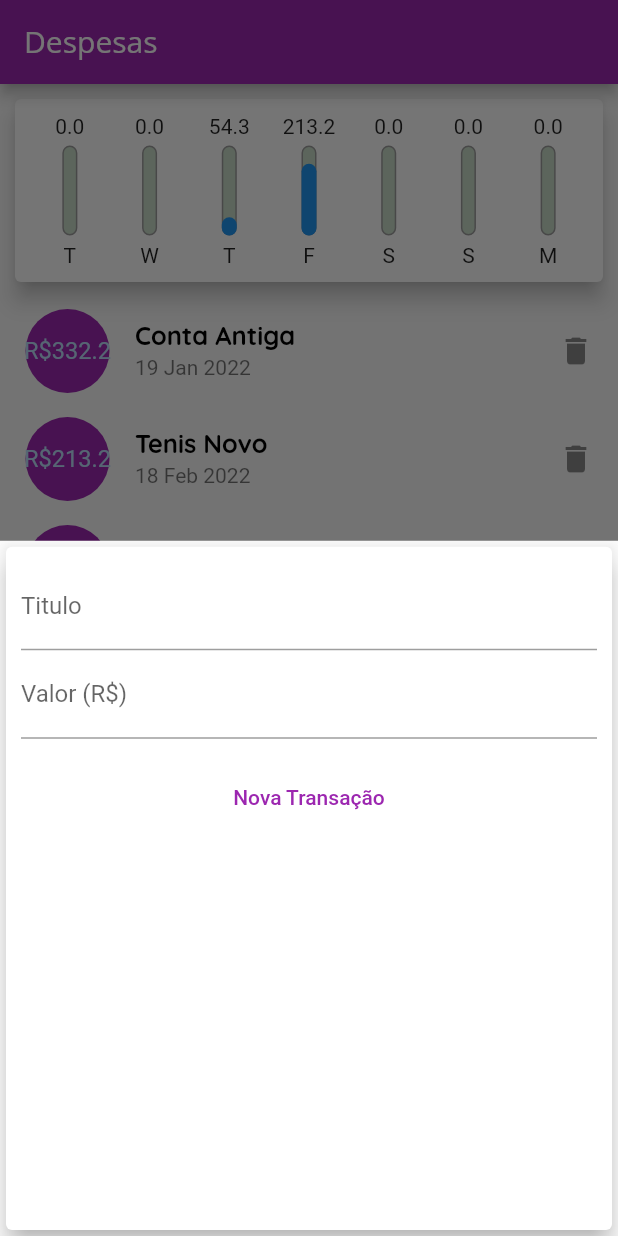
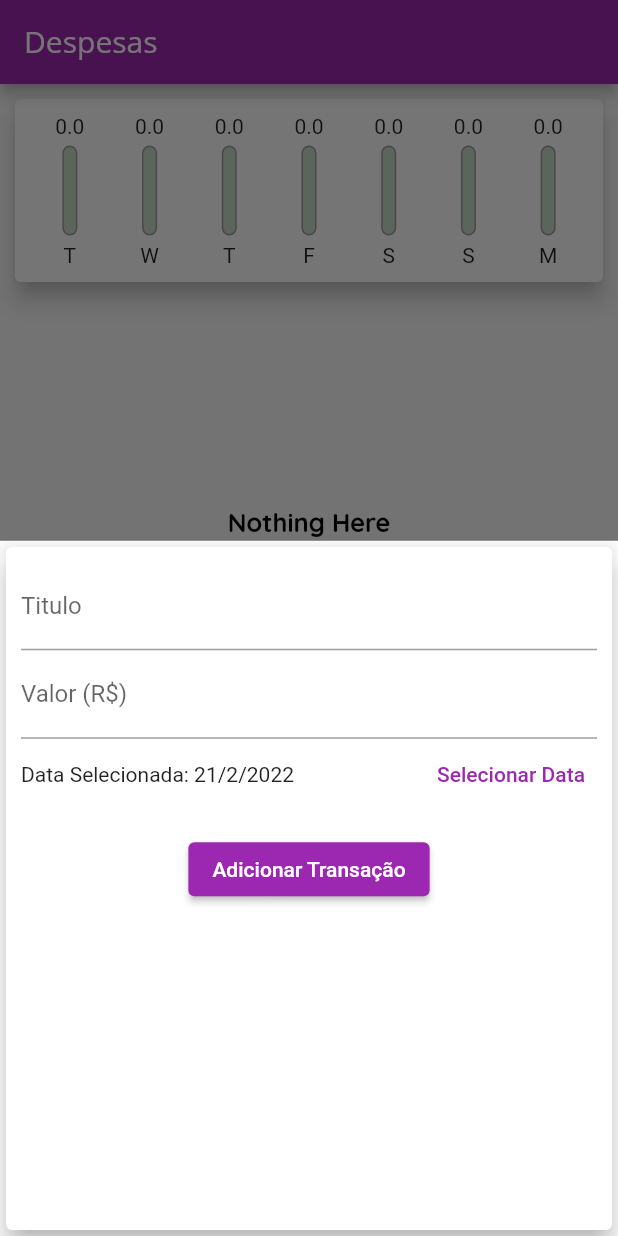
Before and after one commit to vctrr1/DespesasApp-Flutter, a Flutter app: the screen it shows after launch, after a tap on the "add" icon, on a phone screen of 412 x 824 dp. Run offline on Flutter 3.47's test engine with Material 2 defaults, Android fonts, the light colour scheme and no system bars.

Commit message:
Adicionando datePicker as despesas

```diff
--- a/lib/components/chart.dart
+++ b/lib/components/chart.dart
@@ -58,7 +58,9 @@ class Chart extends StatelessWidget {
               fit: FlexFit.tight,
               child: ChartBar(
                 label: e['day'].toString(),
-                percentage: (e['value'] as double) / _weekTotalValue,
+                percentage: _weekTotalValue == 0
+                    ? 0
+                    : (e['value'] as double) / _weekTotalValue,
                 value: (e['value'] as double),
               ),
             );
--- a/lib/components/transaction_form.dart
+++ b/lib/components/transaction_form.dart
@@ -1,26 +1,45 @@
 import 'package:flutter/material.dart';
+import 'package:intl/intl.dart';
 
 class TransactionForm extends StatefulWidget {
   const TransactionForm(this.onSubmit, {Key? key}) : super(key: key);
 
-  final void Function(String, double) onSubmit;
+  final void Function(String, double, DateTime) onSubmit;
 
   @override
   State<TransactionForm> createState() => _TransactionFormState();
 }
 
 class _TransactionFormState extends State<TransactionForm> {
-  final titleController = TextEditingController();
-
-  final valueController = TextEditingController();
+  final _titleController = TextEditingController();
+  DateTime _selectedDate = DateTime.now();
+  final _valueController = TextEditingController();
 
   _submitForm() {
-    final title = titleController.text;
-    final value = double.tryParse(valueController.text) ?? 0.0;
+    final title = _titleController.text;
+    final value = double.tryParse(_valueController.text) ?? 0.0;
     if (title.isEmpty || value <= 0) {
       return;
     }
-    widget.onSubmit(title, value);
+    widget.onSubmit(title, value, _selectedDate);
+  }
+
+  _showDataPicker() {
+    showDatePicker(
+      context: context,
+      initialDate: DateTime.now(),
+      firstDate: DateTime(2020),
+      lastDate: DateTime.now(),
+    ).then(
+      (value) {
+        if (value == null) {
+          return;
+        }
+        setState(() {
+          _selectedDate = value;
+        });
+      },
+    );
   }
 
   @override
@@ -32,25 +51,42 @@ class _TransactionFormState extends State<TransactionForm> {
         child: Column(
           children: [
             TextField(
-              controller: titleController,
+              controller: _titleController,
               onSubmitted: (_) => _submitForm(),
               decoration: const InputDecoration(labelText: "Titulo"),
             ),
             TextField(
-              controller: valueController,
+              controller: _valueController,
               keyboardType: TextInputType.number,
               onSubmitted: (_) => _submitForm(),
               decoration: const InputDecoration(labelText: "Valor (R\$)"),
             ),
+            Row(
+              children: [
+                Expanded(
+                  child: Text(
+                    _selectedDate == null
+                        ? ("Nenhuma Data Selecionada")
+                        : "Data Selecionada: ${DateFormat('dd/M/y').format(_selectedDate)}",
+                  ),
+                ),
+                TextButton(
+                  onPressed: _showDataPicker,
+                  child: const Text("Selecionar Data"),
+                )
+              ],
+            ),
             Padding(
               padding: const EdgeInsets.fromLTRB(0, 15, 0, 0),
-              child: TextButton(
+              child: ElevatedButton(
+                style: ElevatedButton.styleFrom(
+                  primary: Theme.of(context).textTheme.button?.color,
+                ),
                 onPressed: () {
                   _submitForm();
                 },
                 child: const Text(
-                  "Nova Transação",
-                  style: TextStyle(color: Colors.purple),
+                  "Adicionar Transação",
                 ),
               ),
             )
--- a/lib/main.dart
+++ b/lib/main.dart
@@ -15,6 +15,7 @@ class ExpensesApp extends StatelessWidget {
     final ThemeData tema = ThemeData();
 
     return MaterialApp(
+      debugShowCheckedModeBanner: false,
       home: const MyHomePage(),
       theme: tema.copyWith(
         colorScheme: tema.colorScheme.copyWith(
@@ -27,6 +28,9 @@ class ExpensesApp extends StatelessWidget {
                 fontSize: 17,
                 fontWeight: FontWeight.bold,
                 color: Colors.black,
+              ),
+              button: const TextStyle(
+                color: Colors.purple,
               ),
             ),
         appBarTheme: const AppBarTheme(
@@ -49,26 +53,7 @@ class MyHomePage extends StatefulWidget {
 }
 
 class _MyHomePageState extends State<MyHomePage> {
-  final List<Transaction> _transactions = [
-    Transaction(
-      id: 't0',
-      title: 'Conta Antiga',
-      value: 332.2,
-      date: DateTime.now().subtract(Duration(days: 33)),
-    ),
-    Transaction(
-      id: 't1',
-      title: 'Tenis Novo',
-      value: 213.2,
-      date: DateTime.now().subtract(Duration(days: 3)),
-    ),
-    Transaction(
-      id: 't2',
-      title: 'Bola de Basquete',
-      value: 54.3,
-      date: DateTime.now().subtract(Duration(days: 4)),
-    ),
-  ];
+  final List<Transaction> _transactions = [];
 
   List<Transaction> get _recentsTransactions {
     return _transactions.where((tr) {
@@ -78,12 +63,12 @@ class _MyHomePageState extends State<MyHomePage> {
     }).toList();
   }
 
-  _addTransaction(String title, double value) {
+  _addTransaction(String title, double value, DateTime date) {
     final newTransaction = Transaction(
       id: Random().nextDouble().toString(),
       title: title,
       value: value,
-      date: DateTime.now(),
+      date: date,
     );
 
     setState(() {
@@ -95,10 +80,11 @@ class _MyHomePageState extends State<MyHomePage> {
 
   _openTransactionFrm(BuildContext context) {
     showModalBottomSheet(
-        context: context,
-        builder: (_) {
-          return TransactionForm(_addTransaction);
-        });
+      context: context,
+      builder: (_) {
+        return TransactionForm(_addTransaction);
+      },
+    );
   }
 
   @override
```
